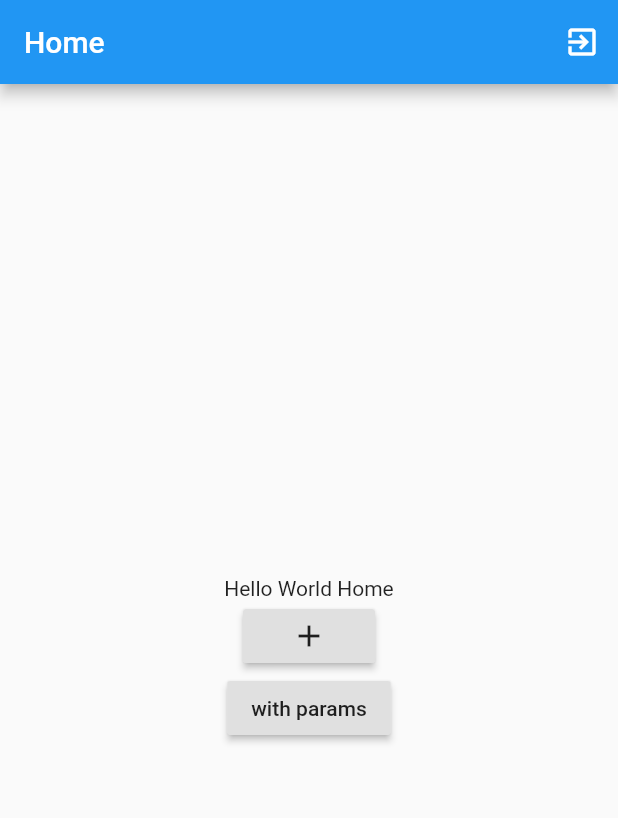
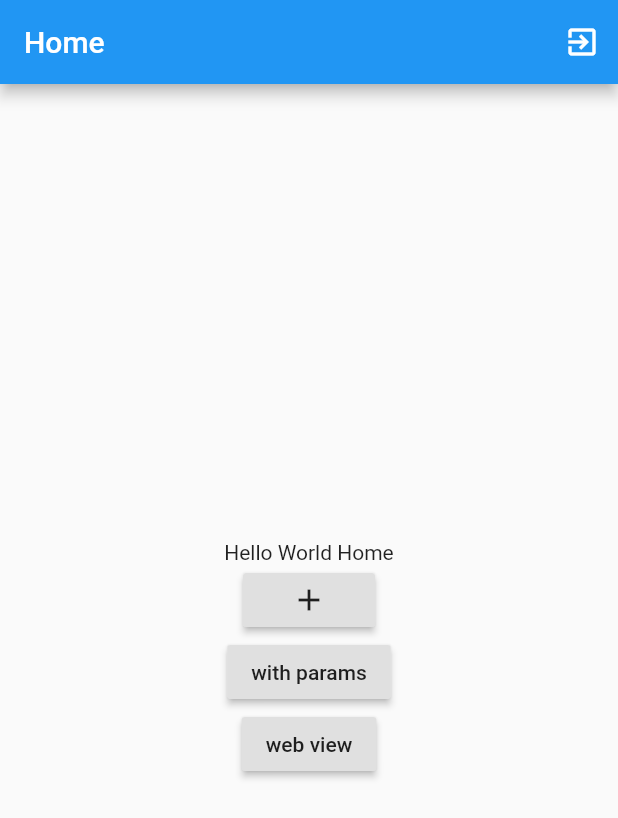
Before and after one commit to toprasit2/test-flutter, a Flutter app: the screen it shows after launch, on a phone screen of 412 x 824 dp. Shown: the top 818 px of the screen. Run offline on Flutter 3.47's test engine with Material 2 defaults, Android fonts, the phone set to English and light mode, and no system bars; our stand-ins replace bloc, equatable, flutter_bloc, flutter_secure_storage, google_sign_in, webview_flutter.

```diff
--- a/lib/config/routes.dart
+++ b/lib/config/routes.dart
@@ -2,6 +2,7 @@ class AppRoutes {
   static const home = '/';
   static const test = 'test';
   static const test_with_params = 'test-with-params';
+  static const test_web_view = 'test-web-view';
   static const signup = 'signup';
   static const signin = 'signin';
 }
--- a/lib/main.dart
+++ b/lib/main.dart
@@ -4,6 +4,7 @@ import 'package:app/presentation/features/authentication/authentication.dart';
 import 'package:app/presentation/features/home/home.dart';
 import 'package:app/presentation/features/sign_in/sign_in.dart';
 import 'package:app/presentation/features/splash/splash.dart';
+import 'package:app/presentation/features/test_web_view/test_web_view.dart';
 import 'package:app/presentation/features/test_with_params/test_with_params.dart';
 import 'package:app/presentation/features/test/test.dart';
 import 'package:flutter_bloc/flutter_bloc.dart';
@@ -69,6 +70,7 @@ class MyApp extends StatelessWidget {
   Map<String, WidgetBuilder> _registerRoutes() {
     return <String, WidgetBuilder>{
       AppRoutes.home: (context) => MyHomeScreen(),
+      AppRoutes.test_web_view: (context) => TestWebViewScreen(),
       // AppRoutes.test: (context) => TestScreen(title: 'TEST Page')
       AppRoutes.test: (context) => _authGuard(TestScreen(title: 'READY AUTH')),
     };
--- a/lib/presentation/features/home/home_screen.dart
+++ b/lib/presentation/features/home/home_screen.dart
@@ -21,6 +21,10 @@ class _MyHomeScreenState extends State<MyHomeScreen> {
   void _routeToTestWithParams() {
     Navigator.of(context).pushNamed(AppRoutes.test_with_params,
         arguments: TestWithParamsParameters(10));
+  }
+
+  void _routeToTestWebView() {
+    Navigator.of(context).pushNamed(AppRoutes.test_web_view);
   }
 
   @override
@@ -55,6 +59,12 @@ class _MyHomeScreenState extends State<MyHomeScreen> {
               child: Text(
                 'with params',
               ),
+            ),
+            RaisedButton(
+              onPressed: _routeToTestWebView,
+              child: Text(
+                'web view',
+              ),
             )
           ],
         ),
--- /dev/null
+++ b/lib/presentation/features/test_web_view/test_web_view.dart
@@ -0,0 +1,7 @@
+export 'test_web_view_screen.dart';
+// export 'home_bloc.dart';
+// export 'home_event.dart';
+// export 'home_state.dart';
+// export 'views/main1_view.dart';
+// export 'views/main2_view.dart';
+// export 'views/main3_view.dart';
--- a/pubspec.yaml
+++ b/pubspec.yaml
@@ -46,6 +46,7 @@ dependencies:
   # check internet connection availability
   data_connection_checker: ^0.3.4
   get_it:
+  webview_flutter: ^0.3.22+1
 
 dev_dependencies:
   flutter_test:
```
Also changed, not shown: lib/presentation/features/test_web_view/test_web_view_screen.dart (added, +42 -0 lines), pubspec.lock, 1 other file.
